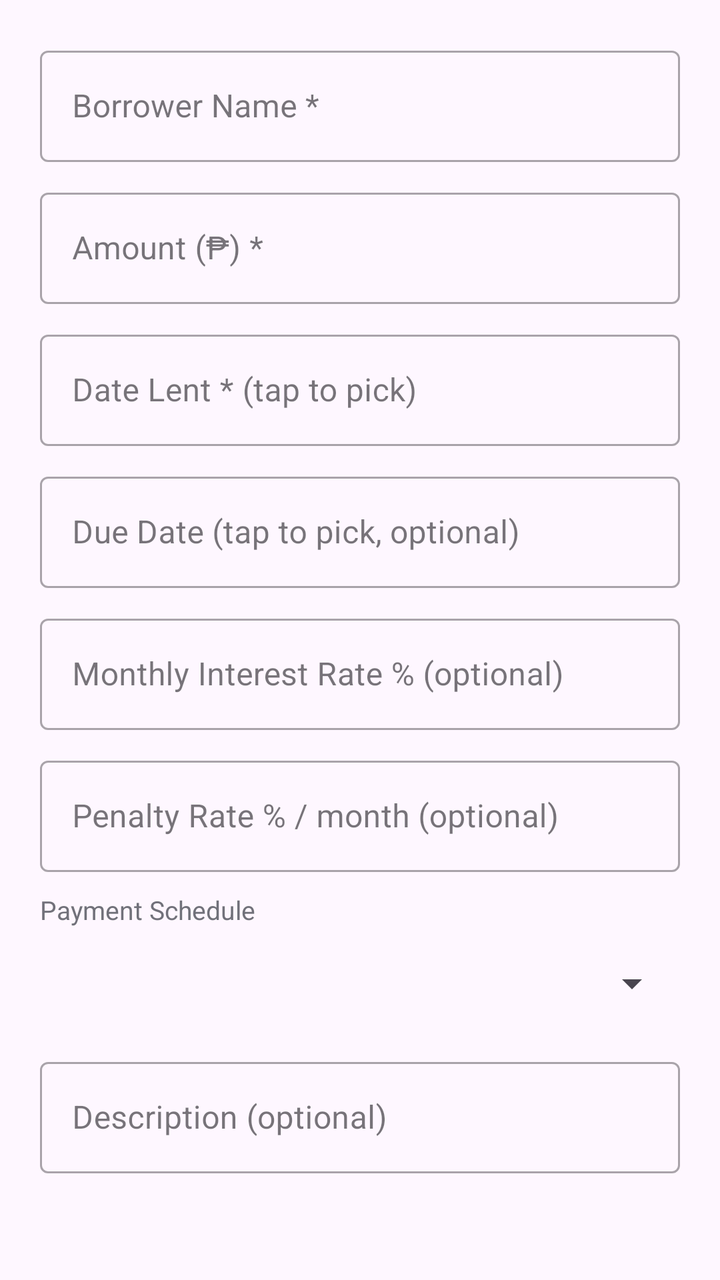
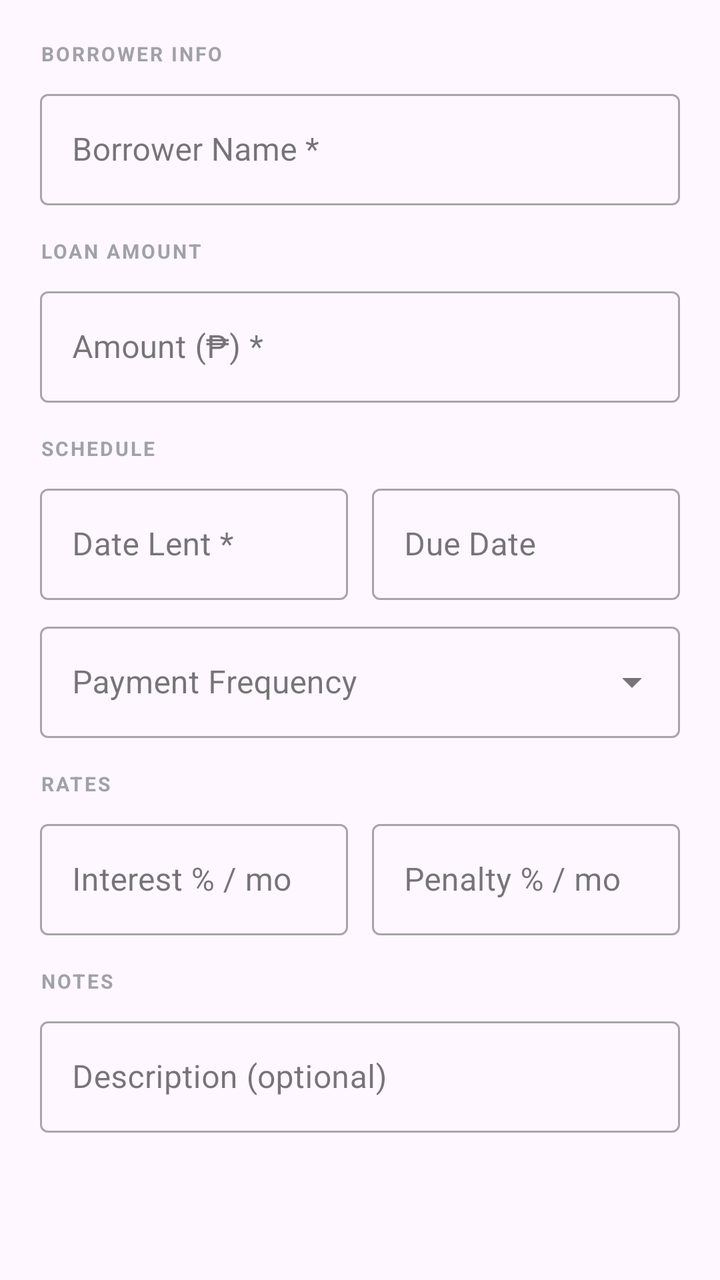

Compare the two renders of this Android layout. The source of the first and the diff that turns it into the second are given below.
<!-- AndroidManifest.xml: application theme Theme.LoanBuddy -->
<!-- res/layout/dialog_loan_form.xml -->
<?xml version="1.0" encoding="utf-8"?>
<ScrollView xmlns:android="http://schemas.android.com/apk/res/android"
    xmlns:app="http://schemas.android.com/apk/res-auto"
    android:layout_width="match_parent"
    android:layout_height="wrap_content">

    <LinearLayout
        android:layout_width="match_parent"
        android:layout_height="wrap_content"
        android:orientation="vertical"
        android:padding="20dp">

        <com.google.android.material.textfield.TextInputLayout
            android:layout_width="match_parent"
            android:layout_height="wrap_content"
            android:hint="Borrower Name *"
            style="@style/Widget.MaterialComponents.TextInputLayout.OutlinedBox">
            <com.google.android.material.textfield.TextInputEditText
                android:id="@+id/input_borrower"
                android:layout_width="match_parent"
                android:layout_height="wrap_content"
                android:inputType="textPersonName" />
        </com.google.android.material.textfield.TextInputLayout>

        <com.google.android.material.textfield.TextInputLayout
            android:layout_width="match_parent"
            android:layout_height="wrap_content"
            android:layout_marginTop="10dp"
            android:hint="Amount (₱) *"
            style="@style/Widget.MaterialComponents.TextInputLayout.OutlinedBox">
            <com.google.android.material.textfield.TextInputEditText
                android:id="@+id/input_amount"
                android:layout_width="match_parent"
                android:layout_height="wrap_content"
                android:inputType="numberDecimal" />
        </com.google.android.material.textfield.TextInputLayout>

        <com.google.android.material.textfield.TextInputLayout
            android:layout_width="match_parent"
            android:layout_height="wrap_content"
            android:layout_marginTop="10dp"
            android:hint="Date Lent * (tap to pick)"
            style="@style/Widget.MaterialComponents.TextInputLayout.OutlinedBox">
            <com.google.android.material.textfield.TextInputEditText
                android:id="@+id/input_date_lent"
                android:layout_width="match_parent"
                android:layout_height="wrap_content"
                android:focusable="false"
                android:inputType="none" />
        </com.google.android.material.textfield.TextInputLayout>

        <com.google.android.material.textfield.TextInputLayout
            android:layout_width="match_parent"
            android:layout_height="wrap_content"
            android:layout_marginTop="10dp"
            android:hint="Due Date (tap to pick, optional)"
            style="@style/Widget.MaterialComponents.TextInputLayout.OutlinedBox">
            <com.google.android.material.textfield.TextInputEditText
                android:id="@+id/input_due_date"
                android:layout_width="match_parent"
                android:layout_height="wrap_content"
                android:focusable="false"
                android:inputType="none" />
        </com.google.android.material.textfield.TextInputLayout>

        <com.google.android.material.textfield.TextInputLayout
            android:layout_width="match_parent"
            android:layout_height="wrap_content"
            android:layout_marginTop="10dp"
            android:hint="Monthly Interest Rate % (optional)"
            style="@style/Widget.MaterialComponents.TextInputLayout.OutlinedBox">
            <com.google.android.material.textfield.TextInputEditText
                android:id="@+id/input_interest_rate"
                android:layout_width="match_parent"
                android:layout_height="wrap_content"
                android:inputType="numberDecimal" />
        </com.google.android.material.textfield.TextInputLayout>

        <com.google.android.material.textfield.TextInputLayout
            android:layout_width="match_parent"
            android:layout_height="wrap_content"
            android:layout_marginTop="10dp"
            android:hint="Penalty Rate % / month (optional)"
            style="@style/Widget.MaterialComponents.TextInputLayout.OutlinedBox">
            <com.google.android.material.textfield.TextInputEditText
                android:id="@+id/input_penalty_rate"
                android:layout_width="match_parent"
                android:layout_height="wrap_content"
                android:inputType="numberDecimal" />
        </com.google.android.material.textfield.TextInputLayout>

        <TextView
            android:layout_width="wrap_content"
            android:layout_height="wrap_content"
            android:layout_marginTop="10dp"
            android:text="Payment Schedule"
            android:textColor="@color/zinc_500"
            android:textSize="13sp" />

        <Spinner
            android:id="@+id/spinner_frequency"
            android:layout_width="match_parent"
            android:layout_height="48dp"
            android:layout_marginTop="4dp" />

        <com.google.android.material.textfield.TextInputLayout
            android:layout_width="match_parent"
            android:layout_height="wrap_content"
            android:layout_marginTop="10dp"
            android:hint="Description (optional)"
            style="@style/Widget.MaterialComponents.TextInputLayout.OutlinedBox">
            <com.google.android.material.textfield.TextInputEditText
                android:id="@+id/input_description"
                android:layout_width="match_parent"
                android:layout_height="wrap_content"
                android:inputType="text" />
        </com.google.android.material.textfield.TextInputLayout>

    </LinearLayout>
</ScrollView>
<!-- resources referenced by this layout -->
<resources>
  <color name="zinc_500">#71717A</color>
  <style name="Theme.LoanBuddy" parent="Base.Theme.LoanBuddy" />
  <style name="Base.Theme.LoanBuddy" parent="Theme.Material3.DayNight.NoActionBar" />
</resources>

<!-- the commit's change to res/layout/dialog_loan_form.xml (unified diff, before → after) -->
@@ -1,6 +1,5 @@
 <?xml version="1.0" encoding="utf-8"?>
 <ScrollView xmlns:android="http://schemas.android.com/apk/res/android"
-    xmlns:app="http://schemas.android.com/apk/res-auto"
     android:layout_width="match_parent"
     android:layout_height="wrap_content">
 
@@ -10,9 +9,19 @@
         android:orientation="vertical"
         android:padding="20dp">
 
+        <TextView
+            android:layout_width="wrap_content"
+            android:layout_height="wrap_content"
+            android:text="BORROWER INFO"
+            android:textColor="@color/zinc_400"
+            android:textSize="10sp"
+            android:textStyle="bold"
+            android:letterSpacing="0.1" />
+
         <com.google.android.material.textfield.TextInputLayout
             android:layout_width="match_parent"
             android:layout_height="wrap_content"
+            android:layout_marginTop="8dp"
             android:hint="Borrower Name *"
             style="@style/Widget.MaterialComponents.TextInputLayout.OutlinedBox">
             <com.google.android.material.textfield.TextInputEditText
@@ -22,10 +31,20 @@
                 android:inputType="textPersonName" />
         </com.google.android.material.textfield.TextInputLayout>
 
+        <TextView
+            android:layout_width="wrap_content"
+            android:layout_height="wrap_content"
+            android:layout_marginTop="16dp"
+            android:text="LOAN AMOUNT"
+            android:textColor="@color/zinc_400"
+            android:textSize="10sp"
+            android:textStyle="bold"
+            android:letterSpacing="0.1" />
+
         <com.google.android.material.textfield.TextInputLayout
             android:layout_width="match_parent"
             android:layout_height="wrap_content"
-            android:layout_marginTop="10dp"
+            android:layout_marginTop="8dp"
             android:hint="Amount (₱) *"
             style="@style/Widget.MaterialComponents.TextInputLayout.OutlinedBox">
             <com.google.android.material.textfield.TextInputEditText
@@ -35,78 +54,126 @@
                 android:inputType="numberDecimal" />
         </com.google.android.material.textfield.TextInputLayout>
 
-        <com.google.android.material.textfield.TextInputLayout
+        <TextView
+            android:layout_width="wrap_content"
+            android:layout_height="wrap_content"
+            android:layout_marginTop="16dp"
+            android:text="SCHEDULE"
+            android:textColor="@color/zinc_400"
+            android:textSize="10sp"
+            android:textStyle="bold"
+            android:letterSpacing="0.1" />
+
+        <LinearLayout
             android:layout_width="match_parent"
             android:layout_height="wrap_content"
-            android:layout_marginTop="10dp"
-            android:hint="Date Lent * (tap to pick)"
-            style="@style/Widget.MaterialComponents.TextInputLayout.OutlinedBox">
-            <com.google.android.material.textfield.TextInputEditText
-                android:id="@+id/input_date_lent"
-                android:layout_width="match_parent"
+            android:layout_marginTop="8dp"
+            android:orientation="horizontal">
+
+            <com.google.android.material.textfield.TextInputLayout
+                android:layout_width="0dp"
                 android:layout_height="wrap_content"
-                android:focusable="false"
-                android:inputType="none" />
-        </com.google.android.material.textfield.TextInputLayout>
+                android:layout_weight="1"
+                android:layout_marginEnd="6dp"
+                android:hint="Date Lent *"
+                style="@style/Widget.MaterialComponents.TextInputLayout.OutlinedBox">
+                <com.google.android.material.textfield.TextInputEditText
+                    android:id="@+id/input_date_lent"
+                    android:layout_width="match_parent"
+                    android:layout_height="wrap_content"
+                    android:focusable="false"
+                    android:inputType="none" />
+            </com.google.android.material.textfield.TextInputLayout>
+
+            <com.google.android.material.textfield.TextInputLayout
+                android:layout_width="0dp"
+                android:layout_height="wrap_content"
+                android:layout_weight="1"
+                android:layout_marginStart="6dp"
+                android:hint="Due Date"
+                style="@style/Widget.MaterialComponents.TextInputLayout.OutlinedBox">
+                <com.google.android.material.textfield.TextInputEditText
+                    android:id="@+id/input_due_date"
+                    android:layout_width="match_parent"
+                    android:layout_height="wrap_content"
+                    android:focusable="false"
+                    android:inputType="none" />
+            </com.google.android.material.textfield.TextInputLayout>
+        </LinearLayout>
 
         <com.google.android.material.textfield.TextInputLayout
             android:layout_width="match_parent"
             android:layout_height="wrap_content"
-            android:layout_marginTop="10dp"
-            android:hint="Due Date (tap to pick, optional)"
-            style="@style/Widget.MaterialComponents.TextInputLayout.OutlinedBox">
-            <com.google.android.material.textfield.TextInputEditText
-                android:id="@+id/input_due_date"
+            android:layout_marginTop="8dp"
+            android:hint="Payment Frequency"
+            style="@style/Widget.MaterialComponents.TextInputLayout.OutlinedBox.ExposedDropdownMenu">
+            <AutoCompleteTextView
+                android:id="@+id/dropdown_frequency"
                 android:layout_width="match_parent"
                 android:layout_height="wrap_content"
-                android:focusable="false"
-                android:inputType="none" />
-        </com.google.android.material.textfield.TextInputLayout>
-
-        <com.google.android.material.textfield.TextInputLayout
-            android:layout_width="match_parent"
-            android:layout_height="wrap_content"
-            android:layout_marginTop="10dp"
-            android:hint="Monthly Interest Rate % (optional)"
-            style="@style/Widget.MaterialComponents.TextInputLayout.OutlinedBox">
-            <com.google.android.material.textfield.TextInputEditText
-                android:id="@+id/input_interest_rate"
-                android:layout_width="match_parent"
-                android:layout_height="wrap_content"
-                android:inputType="numberDecimal" />
-        </com.google.android.material.textfield.TextInputLayout>
-
-        <com.google.android.material.textfield.TextInputLayout
-            android:layout_width="match_parent"
-            android:layout_height="wrap_content"
-            android:layout_marginTop="10dp"
-            android:hint="Penalty Rate % / month (optional)"
-            style="@style/Widget.MaterialComponents.TextInputLayout.OutlinedBox">
-            <com.google.android.material.textfield.TextInputEditText
-                android:id="@+id/input_penalty_rate"
-                android:layout_width="match_parent"
-                android:layout_height="wrap_content"
-                android:inputType="numberDecimal" />
+                android:inputType="none"
+                android:focusable="false" />
         </com.google.android.material.textfield.TextInputLayout>
 
         <TextView
             android:layout_width="wrap_content"
             android:layout_height="wrap_content"
-            android:layout_marginTop="10dp"
-            android:text="Payment Schedule"
-            android:textColor="@color/zinc_500"
-            android:textSize="13sp" />
+            android:layout_marginTop="16dp"
+            android:text="RATES"
+            android:textColor="@color/zinc_400"
+            android:textSize="10sp"
+            android:textStyle="bold"
+            android:letterSpacing="0.1" />
 
-        <Spinner
-            android:id="@+id/spinner_frequency"
+        <LinearLayout
             android:layout_width="match_parent"
-            android:layout_height="48dp"
-            android:layout_marginTop="4dp" />
+            android:layout_height="wrap_content"
+            android:layout_marginTop="8dp"
+            android:orientation="horizontal">
+
+            <com.google.android.material.textfield.TextInputLayout
+                android:layout_width="0dp"
+                android:layout_height="wrap_content"
+                android:layout_weight="1"
+                android:layout_marginEnd="6dp"
+                android:hint="Interest % / mo"
+                style="@style/Widget.MaterialComponents.TextInputLayout.OutlinedBox">
+                <com.google.android.material.textfield.TextInputEditText
+                    android:id="@+id/input_interest_rate"
+                    android:layout_width="match_parent"
+                    android:layout_height="wrap_content"
+                    android:inputType="numberDecimal" />
+            </com.google.android.material.textfield.TextInputLayout>
+
+            <com.google.android.material.textfield.TextInputLayout
+                android:layout_width="0dp"
+                android:layout_height="wrap_content"
+                android:layout_weight="1"
+                android:layout_marginStart="6dp"
+                android:hint="Penalty % / mo"
+                style="@style/Widget.MaterialComponents.TextInputLayout.OutlinedBox">
+                <com.google.android.material.textfield.TextInputEditText
+                    android:id="@+id/input_penalty_rate"
+                    android:layout_width="match_parent"
+                    android:layout_height="wrap_content"
+                    android:inputType="numberDecimal" />
+            </com.google.android.material.textfield.TextInputLayout>
+        </LinearLayout>
+
+        <TextView
+            android:layout_width="wrap_content"
+            android:layout_height="wrap_content"
+            android:layout_marginTop="16dp"
+            android:text="NOTES"
+            android:textColor="@color/zinc_400"
+            android:textSize="10sp"
+            android:textStyle="bold"
+            android:letterSpacing="0.1" />
 
         <com.google.android.material.textfield.TextInputLayout
             android:layout_width="match_parent"
             android:layout_height="wrap_content"
-            android:layout_marginTop="10dp"
+            android:layout_marginTop="8dp"
             android:hint="Description (optional)"
             style="@style/Widget.MaterialComponents.TextInputLayout.OutlinedBox">
             <com.google.android.material.textfield.TextInputEditText
<!-- resource entries referenced after the edit -->
@@ -1,6 +1,6 @@
 <!-- resources referenced by this layout -->
 <resources>
-  <color name="zinc_500">#71717A</color>
+  <color name="zinc_400">#A1A1AA</color>
   <style name="Theme.LoanBuddy" parent="Base.Theme.LoanBuddy" />
   <style name="Base.Theme.LoanBuddy" parent="Theme.Material3.DayNight.NoActionBar" />
 </resources>
